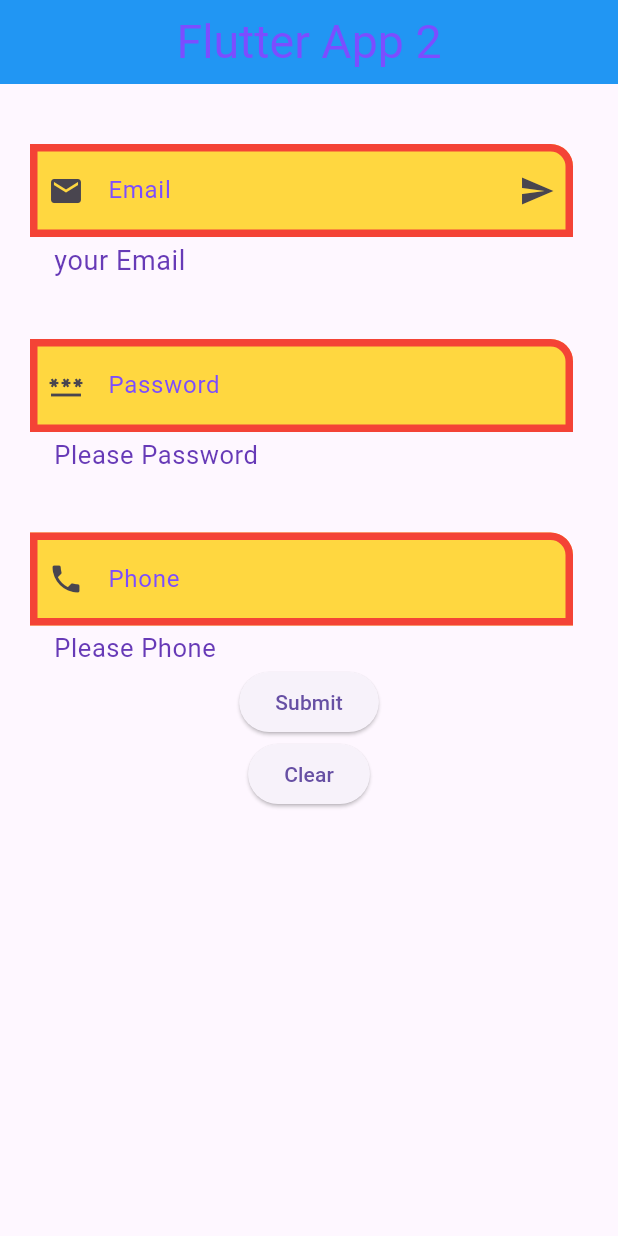
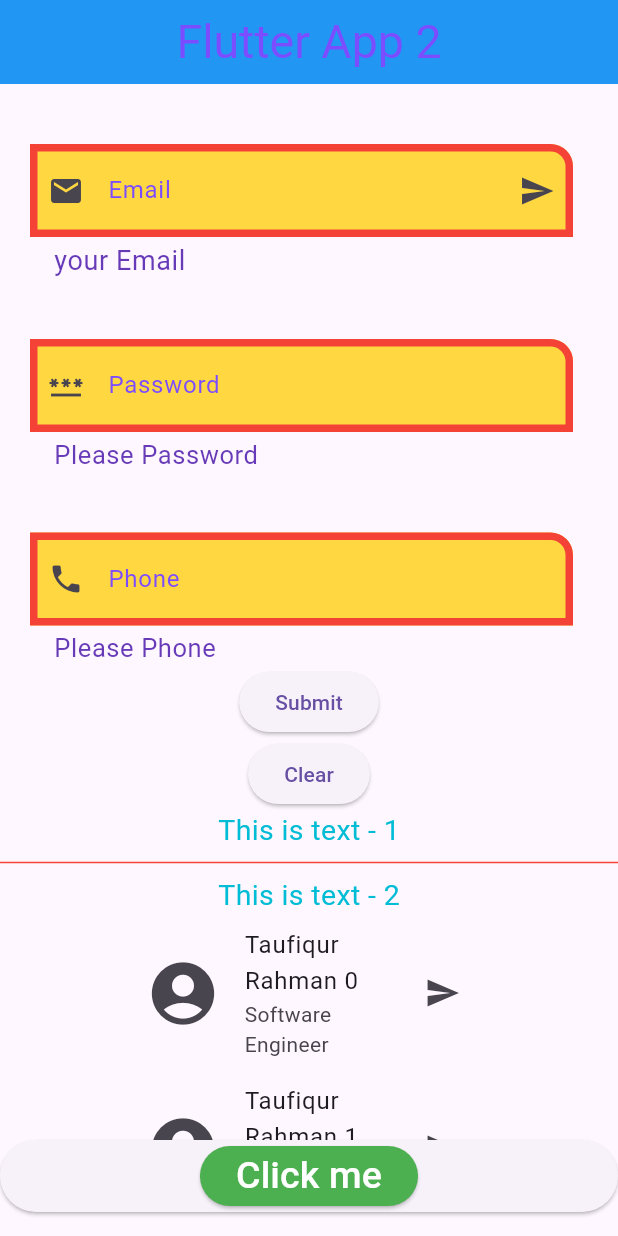
Before and after one commit to nimeullaha71/flutter_work_, a Flutter app: the screen it shows after launch, after a tap on "Submit", on a phone screen of 412 x 824 dp. Run offline on Flutter 3.47's test engine with Material 3 defaults, Android fonts, the phone set to English and light mode, and no system bars.

Commit message:
navigation

```diff
--- a/lib/main.dart
+++ b/lib/main.dart
@@ -1,9 +1,9 @@
 import 'package:flutter/material.dart';
 
 void main() {
-  runApp(myApp()
-  );
+  runApp(myApp());
 }
+
 class myApp extends StatelessWidget {
   const myApp({super.key});
 
@@ -21,7 +21,6 @@ class Home extends StatelessWidget {
 
   @override
   Widget build(BuildContext context) {
-
     TextEditingController _numberController = TextEditingController();
     TextEditingController _emailController = TextEditingController();
     TextEditingController _passwordController = TextEditingController();
@@ -39,39 +38,39 @@ class Home extends StatelessWidget {
         ),
         body: Column(
           children: [
-
             Padding(
-                padding: const EdgeInsets.only(left: 20,right: 30,top: 40),
+              padding: const EdgeInsets.only(left: 20, right: 30, top: 40),
               child: TextField(
                 controller: _emailController,
                 decoration: InputDecoration(
                     filled: true,
                     fillColor: Colors.amberAccent,
                     hintText: "Enter Your email",
-                hintStyle: TextStyle(color: Colors.red,fontSize: 20),
+                    hintStyle: TextStyle(color: Colors.red, fontSize: 20),
                     hintMaxLines: 2,
                     labelText: "Email",
-                labelStyle: TextStyle(color: Colors.deepPurpleAccent,fontSize: 16),
+                    labelStyle:
+                        TextStyle(color: Colors.deepPurpleAccent, fontSize: 16),
                     helperText: "your Email",
-                helperStyle: TextStyle(fontSize: 18,color: Colors.deepPurple),
+                    helperStyle:
+                        TextStyle(fontSize: 18, color: Colors.deepPurple),
                     // prefixText: "Name : ",
                     // suffixText: "Ullaha",
                     prefixIcon: Icon(Icons.email),
                     suffixIcon: Icon(Icons.send),
                     border: OutlineInputBorder(
-                  borderSide: BorderSide(color: Colors.amber,width: 7),
+                      borderSide: BorderSide(color: Colors.amber, width: 7),
                       borderRadius: BorderRadius.circular(10),
                     ),
                     enabledBorder: OutlineInputBorder(
-                  borderSide: BorderSide(color: Colors.red,width: 5),
-                  borderRadius: BorderRadius.only(topRight:Radius.circular(15)),
-                )
-
-              ),
+                      borderSide: BorderSide(color: Colors.red, width: 5),
+                      borderRadius:
+                          BorderRadius.only(topRight: Radius.circular(15)),
+                    )),
               ),
             ),
             Padding(
-              padding: const EdgeInsets.only(left: 20,right: 30,top: 40),
+              padding: const EdgeInsets.only(left: 20, right: 30, top: 40),
               child: TextField(
                 controller: _passwordController,
                 obscureText: true,
@@ -79,30 +78,31 @@ class Home extends StatelessWidget {
                     filled: true,
                     fillColor: Colors.amberAccent,
                     hintText: "Enter Your Password",
-                    hintStyle: TextStyle(color: Colors.red,fontSize: 20),
+                    hintStyle: TextStyle(color: Colors.red, fontSize: 20),
                     hintMaxLines: 2,
                     labelText: "Password",
-                    labelStyle: TextStyle(color: Colors.deepPurpleAccent,fontSize: 16),
+                    labelStyle:
+                        TextStyle(color: Colors.deepPurpleAccent, fontSize: 16),
                     helperText: "Please Password",
-                    helperStyle: TextStyle(fontSize: 17,color: Colors.deepPurple),
+                    helperStyle:
+                        TextStyle(fontSize: 17, color: Colors.deepPurple),
                     // prefixText: "Name : ",
                     // suffixText: "Ullaha",
                     prefixIcon: Icon(Icons.password),
                     // suffixIcon: Icon(Icons.send),
                     border: OutlineInputBorder(
-                      borderSide: BorderSide(color: Colors.amber,width: 7),
+                      borderSide: BorderSide(color: Colors.amber, width: 7),
                       borderRadius: BorderRadius.circular(10),
                     ),
                     enabledBorder: OutlineInputBorder(
-                      borderSide: BorderSide(color: Colors.red,width: 5),
-                      borderRadius: BorderRadius.only(topRight:Radius.circular(15)),
-                    )
-
-                ),
+                      borderSide: BorderSide(color: Colors.red, width: 5),
+                      borderRadius:
+                          BorderRadius.only(topRight: Radius.circular(15)),
+                    )),
               ),
             ),
             Padding(
-              padding: const EdgeInsets.only(left: 20,right: 30,top: 40),
+              padding: const EdgeInsets.only(left: 20, right: 30, top: 40),
               child: TextField(
                 controller: _numberController,
                 keyboardType: TextInputType.number,
@@ -110,157 +110,101 @@ class Home extends StatelessWidget {
                     filled: true,
                     fillColor: Colors.amberAccent,
                     hintText: "Enter Your phone",
-                    hintStyle: TextStyle(color: Colors.red,fontSize: 20),
+                    hintStyle: TextStyle(color: Colors.red, fontSize: 20),
                     hintMaxLines: 2,
                     labelText: "Phone",
-                    labelStyle: TextStyle(color: Colors.deepPurpleAccent,fontSize: 16),
+                    labelStyle:
+                        TextStyle(color: Colors.deepPurpleAccent, fontSize: 16),
                     helperText: "Please Phone",
-                    helperStyle: TextStyle(fontSize: 17,color: Colors.deepPurple),
+                    helperStyle:
+                        TextStyle(fontSize: 17, color: Colors.deepPurple),
                     // prefixText: "Name : ",
                     // suffixText: "Ullaha",
                     prefixIcon: Icon(Icons.phone),
                     // suffixIcon: Icon(Icons.send),
                     border: OutlineInputBorder(
-                      borderSide: BorderSide(color: Colors.amber,width: 7),
+                      borderSide: BorderSide(color: Colors.amber, width: 7),
                       borderRadius: BorderRadius.circular(10),
                     ),
                     enabledBorder: OutlineInputBorder(
-                      borderSide: BorderSide(color: Colors.red,width: 5),
-                      borderRadius: BorderRadius.only(topRight:Radius.circular(15)),
-                    )
-
+                      borderSide: BorderSide(color: Colors.red, width: 5),
+                      borderRadius:
+                          BorderRadius.only(topRight: Radius.circular(15)),
+                    )),
               ),
             ),
-            ),
-ElevatedButton(onPressed: (){
-  _passwordController.text.length>6?print("password is strong"):print("passwprd is weak");
-  _numberController.text;
-  _emailController.text;
-  _passwordController.text;
-}, child: Text("Submit")),
+            ElevatedButton(
+                onPressed: () {
+                  _passwordController.text.length > 6
+                      ? print("password is strong")
+                      : print("password is weak");
+                  print(_numberController.text);
+                  print("${_emailController.text}@gmail.com");
+                  print(_numberController.text);
+                },
+                child: Text("Submit")),
 
-ElevatedButton(onPressed: (){
+            ElevatedButton(
+                onPressed: () {
                   _numberController.clear();
                   _passwordController.clear();
                   _emailController.clear();
-}, child: Text("Clear")),
+                },
+                child: Text("Clear")),
 
-/////////////////-----old class---------------/////////
-            // Center(
-            //     child: ElevatedButton(
-            //         style: ElevatedButton.styleFrom(
-            //           backgroundColor: Colors.amber,
-            //           shape: RoundedRectangleBorder(
-            //             borderRadius: BorderRadius.circular(5),
-            //           ),
-            //         ),
-            //         onPressed: () {
-            //           print("This is a button");
-            //         },
-            //         child: Text(
-            //           "button",
-            //           style:
-            //           TextStyle(fontSize: 21, color: Colors.deepPurple),
-            //         ))),
-            // Icon(
-            //   Icons.add_a_photo,
-            //   size: 50,
-            //   color: Colors.red,
-            // ),
-            // TextButton(
-            //   onPressed: () {
-            //     print("I am text button");
-            //   },
-            //   child: Text(
-            //     "click Me",
-            //     style: TextStyle(fontSize: 15, color: Colors.blue),
-            //   ),
-            // ),
-            // IconButton(
-            //     onPressed: () {
-            //       print("I am a camera");
-            //     },
-            //     icon: Icon(
-            //       Icons.add_a_photo,
-            //       size: 50,
-            //       color: Colors.lightBlue,
-            //     )),
-            // InkWell(
-            //   onTap: () {
-            //     print("I am inkwell");
-            //   },
-            //   onLongPress: () {
-            //     print("I am inkwell Long Press");
-            //   },
-            //   onHover: (value) {
-            //     print("i am inkwell Hover");
-            //   },
-            //   child: Container(
-            //     height: 200,
-            //     width: 200,
-            //     margin: EdgeInsets.only(top: 50),
-            //     alignment: Alignment.center,
-            //     decoration: BoxDecoration(
-            //         color: Colors.lightGreenAccent,
-            //         borderRadius: BorderRadius.circular(20),
-            //         border: Border.all(color: Colors.black, width: 3),
-            //         gradient: LinearGradient(colors: [
-            //           Colors.yellow,
-            //           Colors.orange,
-            //           Colors.red,
-            //           Colors.white
-            //         ], begin: Alignment.topLeft, end: Alignment.bottomRight),
-            //         boxShadow: [
-            //           BoxShadow(
-            //             color: Colors.cyan,
-            //             offset: Offset(10, 5),
-            //             blurRadius: 10,
-            //             spreadRadius: 5,
-            //           ),
-            //         ]),
-            //     child: Text(
-            //       "I am a container",
-            //       style: TextStyle(color: Colors.deepPurple, fontSize: 16),
-            //     ),
-            //   ),
-            // ),
-            //
-            // GestureDetector(
-            //   onDoubleTap: () {
-            //     print("I am GestureDetector double tap");
-            //   },
-            //   onLongPress: () {
-            //     print("I am GestureDetector Long Press");
-            //   },
-            //
-            //   child: Container(
-            //     height: 200,
-            //     width: 200,
-            //     margin: EdgeInsets.only(top: 50),
-            //     alignment: Alignment.center,
-            //     decoration: BoxDecoration(
-            //         color: Colors.lightGreenAccent,
-            //         borderRadius: BorderRadius.circular(20),
-            //         border: Border.all(color: Colors.black, width: 3),
-            //         gradient: LinearGradient(colors: [
-            //           Colors.white,
-            //           Colors.indigo,
-            //           Colors.cyan,
-            //           Colors.red,
-            //         ], begin: Alignment.topLeft, end: Alignment.bottomRight),
-            //         boxShadow: [
-            //           BoxShadow(
-            //             color: Colors.cyan,
-            //             offset: Offset(10, 5),
-            //             blurRadius: 10,
-            //             spreadRadius: 5,
-            //           ),
-            //         ]),
-            //     child: Text(
-            //       "I am a container",
-            //       style: TextStyle(color: Colors.deepPurple, fontSize: 14),
-            //     ),
-            //   ),),
+            Text(
+              "This is text - 1",
+              style: TextStyle(color: Colors.cyan, fontSize: 19),
+            ),
+            Divider(
+              color: Colors.red,
+            ),
+            Text(
+              "This is text - 2",
+              style: TextStyle(color: Colors.cyan, fontSize: 19),
+            ),
+
+
+
+            SizedBox(
+              height: 150,
+              width: 250,
+              child: ListView.builder(
+                itemCount: 15,
+                itemBuilder: (context, index) {
+                  return ListTile(
+                    title: Text("Taufiqur Rahman ${index}"),
+                    subtitle: Text("Software Engineer"),
+                    leading: Icon(
+                      Icons.account_circle,
+                      size: 50,
+                    ),
+                    trailing: Icon(Icons.send),
+                    onTap: () {
+                      print("I'm ListTile");
+                    },
+                    onLongPress: () {
+                      print("I'm ListTile long press");
+                    },
+                  );
+                },
+              ),
+            ),
+
+            SizedBox(
+              width: double.infinity,
+              child: ElevatedButton(
+                  onPressed: () {},
+                  child: ElevatedButton(
+                    onPressed: () {},
+                    child: Text(
+                      "Click me",
+                      style: TextStyle(fontSize: 25, color: Colors.white),
+                    ),
+                    style:
+                    ElevatedButton.styleFrom(backgroundColor: Colors.green),
+                  )),
+            ),
           ],
         ));
   }
--- a/lib/navigation.dart
+++ b/lib/navigation.dart
@@ -169,27 +169,28 @@ class Home extends StatelessWidget {
                 },
                 child: Text("Clear")),
 
-
             SizedBox(
               height: 250,
               width: 250,
-              child:  ListView.builder(
+              child: ListView.builder(
                 itemCount: 15,
-                itemBuilder: (contex,index){
-                  return  ListTile(
+                itemBuilder: (context, index) {
+                  return ListTile(
                     title: Text("Taufiqur Rahman ${index}"),
                     subtitle: Text("Software Engineer"),
-                    leading: Icon(Icons.account_circle,size: 50,),
+                    leading: Icon(
+                      Icons.account_circle,
+                      size: 50,
+                    ),
                     trailing: Icon(Icons.send),
-                    onTap: (){
+                    onTap: () {
                       print("I'm ListTile");
                     },
-                    onLongPress: (){
+                    onLongPress: () {
                       print("I'm ListTile long press");
                     },
                   );
                 },
-
               ),
             ),
 
@@ -239,10 +240,6 @@ class Home extends StatelessWidget {
                   )),
             ),
 
-
-
-
-
             ///Flutter old class
             Center(
               child: ElevatedButton(
@@ -252,32 +249,46 @@ class Home extends StatelessWidget {
                     borderRadius: BorderRadius.circular(15),
                   ),
                 ),
-                onPressed: (){
+                onPressed: () {
                   print("This is a button");
-                }, child:
-
-              Text("Send",style: TextStyle(color: Colors.white,fontSize: 25),),
-
-
+                },
+                child: Text(
+                  "Send",
+                  style: TextStyle(color: Colors.white, fontSize: 25),
+                ),
               ),
             ),
-            Icon(Icons.add_a_photo,size: 50,color: Colors.red,),
-            TextButton(onPressed: (){
-              print("I'm text button");
-            }, child: Text("Click me",style: TextStyle(color: Colors.blue,fontSize: 25),)),
-            IconButton(onPressed: (){
-              print("I'm icon button");
-            }, icon: Icon(Icons.add_a_photo,size: 50,color: Colors.red,)),
-
+            Icon(
+              Icons.add_a_photo,
+              size: 50,
+              color: Colors.red,
+            ),
+            TextButton(
+                onPressed: () {
+                  print("I'm text button");
+                },
+                child: Text(
+                  "Click me",
+                  style: TextStyle(color: Colors.blue, fontSize: 25),
+                )),
+            IconButton(
+                onPressed: () {
+                  print("I'm icon button");
+                },
+                icon: Icon(
+                  Icons.add_a_photo,
+                  size: 50,
+                  color: Colors.red,
+                )),
 
             InkWell(
-              onTap: (){
+              onTap: () {
                 print("I'm inkwell");
               },
-              onHover: (value){
+              onHover: (value) {
                 print("I'm inkwell hover");
               },
-              onLongPress: (){
+              onLongPress: () {
                 print("I'm inkwell long press");
               },
               child: Container(
@@ -285,11 +296,19 @@ class Home extends StatelessWidget {
                 width: 200,
                 margin: EdgeInsets.only(top: 50),
                 alignment: Alignment.center,
-                decoration:BoxDecoration(
+                decoration: BoxDecoration(
                     color: Colors.deepPurpleAccent,
-                    borderRadius: BorderRadius.only(topLeft: Radius.circular(20),bottomRight: Radius.circular(20)),
-                    border: Border.all(color: Colors.black,width: 5),
-                    gradient: LinearGradient(colors: [Colors.yellow.shade300,Colors.orange.withOpacity(0.5),Colors.red,Colors.black],
+                    borderRadius: BorderRadius.only(
+                        topLeft: Radius.circular(20),
+                        bottomRight: Radius.circular(20)),
+                    border: Border.all(color: Colors.black, width: 5),
+                    gradient: LinearGradient(
+                      colors: [
+                        Colors.yellow.shade300,
+                        Colors.orange.withOpacity(0.5),
+                        Colors.red,
+                        Colors.black
+                      ],
                       begin: Alignment.topLeft,
                       end: Alignment.bottomRight,
                     ),
@@ -298,23 +317,23 @@ class Home extends StatelessWidget {
                           color: Colors.grey,
                           blurRadius: 10,
                           spreadRadius: 5,
-                          offset: Offset(5,5)
-                      )
-                    ]
-                ) ,
-                child: Text("This is a container",style: TextStyle(color: Colors.blue,fontSize: 25),) ,
+                          offset: Offset(5, 5))
+                    ]),
+                child: Text(
+                  "This is a container",
+                  style: TextStyle(color: Colors.blue, fontSize: 25),
+                ),
               ),
             ),
 
             GestureDetector(
-              onTap: (){
+              onTap: () {
                 print("I'm GestureDetector");
               },
-              onDoubleTap: (){
+              onDoubleTap: () {
                 print("I'm GestureDetector double tap");
               },
-
-              onLongPress: (){
+              onLongPress: () {
                 print("I'm GestureDetector long press");
               },
               child: Container(
@@ -322,11 +341,18 @@ class Home extends StatelessWidget {
                 width: 200,
                 margin: EdgeInsets.only(top: 50),
                 alignment: Alignment.center,
-                decoration:BoxDecoration(
+                decoration: BoxDecoration(
                     color: Colors.deepPurpleAccent,
-                    borderRadius: BorderRadius.only(topLeft: Radius.circular(20),bottomRight: Radius.circular(20)),
-                    border: Border.all(color: Colors.black,width: 5),
-                    gradient: LinearGradient(colors: [Colors.green.shade300,Colors.orange.withOpacity(0.5),Colors.black],
+                    borderRadius: BorderRadius.only(
+                        topLeft: Radius.circular(20),
+                        bottomRight: Radius.circular(20)),
+                    border: Border.all(color: Colors.black, width: 5),
+                    gradient: LinearGradient(
+                      colors: [
+                        Colors.green.shade300,
+                        Colors.orange.withOpacity(0.5),
+                        Colors.black
+                      ],
                       begin: Alignment.topLeft,
                       end: Alignment.bottomRight,
                     ),
@@ -335,11 +361,12 @@ class Home extends StatelessWidget {
                           color: Colors.grey,
                           blurRadius: 10,
                           spreadRadius: 10,
-                          offset: Offset(0,5)
-                      )
-                    ]
-                ) ,
-                child: Text("This is a container",style: TextStyle(color: Colors.blue,fontSize: 25),) ,
+                          offset: Offset(0, 5))
+                    ]),
+                child: Text(
+                  "This is a container",
+                  style: TextStyle(color: Colors.blue, fontSize: 25),
+                ),
               ),
             )
           ],
```
Lines whose indentation alone changed are shown as unchanged.
